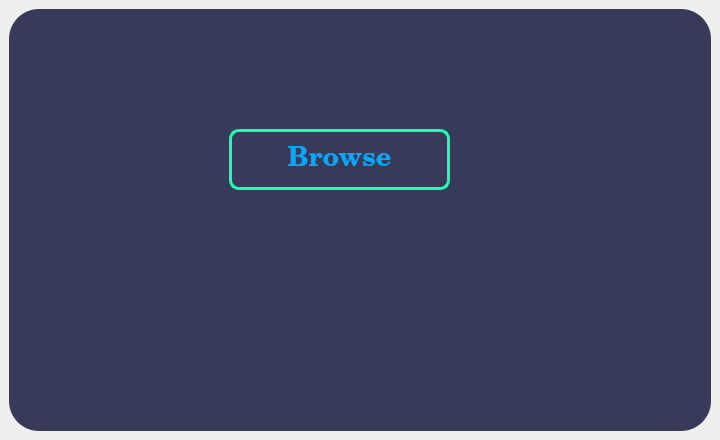
Qt form bulk-filler/GUI/main.ui (abdelrahman0w/pdf-bulk-filler) before a commit.
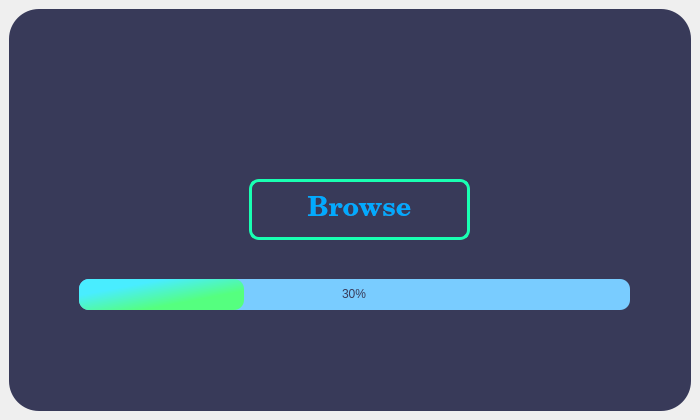
The same form after that commit. Icons and pictures are not drawn.

Patch:
```diff
--- a/bulk-filler/GUI/main.ui
+++ b/bulk-filler/GUI/main.ui
@@ -6,14 +6,17 @@
    <rect>
     <x>0</x>
     <y>0</y>
-    <width>720</width>
-    <height>440</height>
+    <width>700</width>
+    <height>420</height>
    </rect>
   </property>
   <property name="windowTitle">
    <string>PDF Filler</string>
   </property>
   <widget class="QWidget" name="centralwidget">
+   <property name="autoFillBackground">
+    <bool>true</bool>
+   </property>
    <layout class="QVBoxLayout" name="verticalLayout">
     <item>
      <widget class="QFrame" name="frame">
@@ -77,9 +80,9 @@
          <colorrole role="PlaceholderText">
           <brush brushstyle="NoBrush">
            <color alpha="128">
-            <red>0</red>
-            <green>0</green>
-            <blue>0</blue>
+            <red>255</red>
+            <green>255</green>
+            <blue>255</blue>
            </color>
           </brush>
          </colorrole>
@@ -207,9 +210,9 @@
          <colorrole role="PlaceholderText">
           <brush brushstyle="NoBrush">
            <color alpha="128">
-            <red>0</red>
-            <green>0</green>
-            <blue>0</blue>
+            <red>255</red>
+            <green>255</green>
+            <blue>255</blue>
            </color>
           </brush>
          </colorrole>
@@ -239,8 +242,8 @@
       <widget class="QLabel" name="photo">
        <property name="geometry">
         <rect>
-         <x>300</x>
-         <y>40</y>
+         <x>320</x>
+         <y>90</y>
          <width>61</width>
          <height>61</height>
         </rect>
@@ -258,8 +261,8 @@
       <widget class="QPushButton" name="button1">
        <property name="geometry">
         <rect>
-         <x>220</x>
-         <y>120</y>
+         <x>240</x>
+         <y>170</y>
          <width>221</width>
          <height>61</height>
         </rect>
@@ -485,6 +488,38 @@
         <string>Browse</string>
        </property>
       </widget>
+      <widget class="QProgressBar" name="progressBar">
+       <property name="geometry">
+        <rect>
+         <x>70</x>
+         <y>270</y>
+         <width>551</width>
+         <height>31</height>
+        </rect>
+       </property>
+       <property name="font">
+        <font>
+         <pointsize>9</pointsize>
+        </font>
+       </property>
+       <property name="styleSheet">
+        <string notr="true">QProgressBar{
+	background-color: rgb(121, 204, 255);
+	color: rgb(56,58,89);
+	border-radius: 10px;
+}
+QProgressBar::chunk{
+	background-color: qlineargradient(spread:pad, x1:0, y1:0, x2:1, y2:1, stop:0.263682 rgba(73, 237, 255, 255), stop:0.691542 rgba(85, 255, 127, 255));
+	border-radius: 10px;
+}</string>
+       </property>
+       <property name="value">
+        <number>30</number>
+       </property>
+       <property name="alignment">
+        <set>Qt::AlignCenter</set>
+       </property>
+      </widget>
      </widget>
     </item>
    </layout>
```
